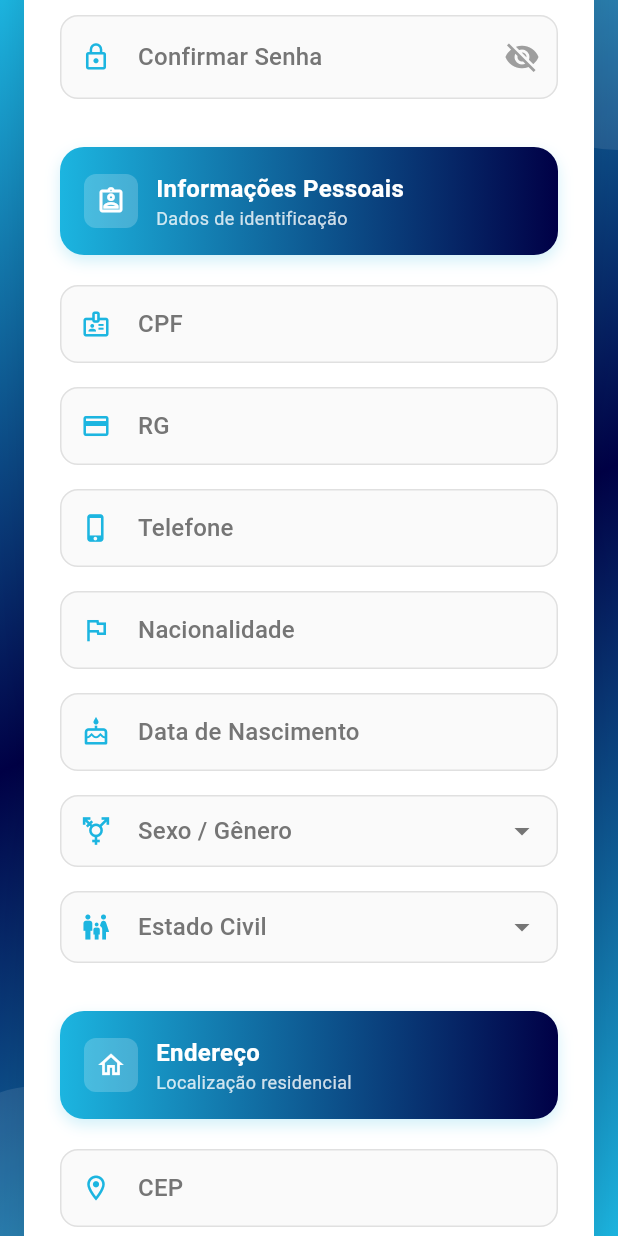
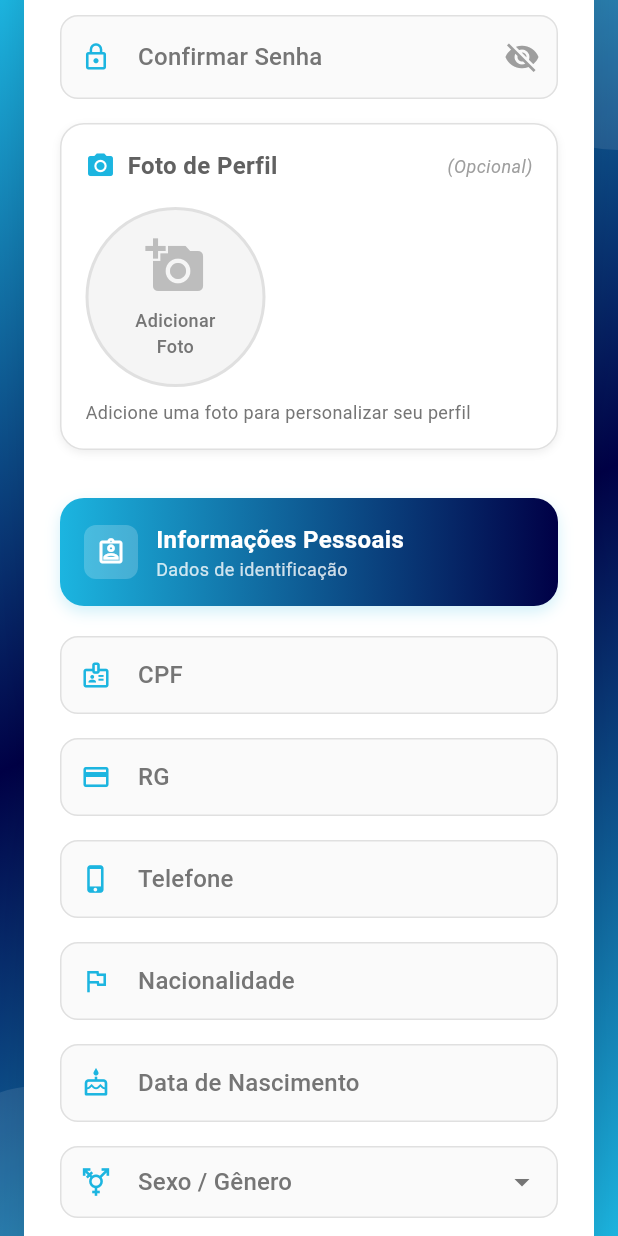
Before and after one commit to Gabrielagomesf/PulseFlow-APP, a Flutter app: the ProfessionalRegistrationScreen screen opened by its route, scrolled down 576 dp, on a phone screen of 412 x 824 dp. Run offline on Flutter 3.47's test engine with Material 3 defaults, Android fonts, the phone set to English and light mode, and no system bars; our stand-ins replace animated_text_kit, flutter_dotenv, flutter_secure_storage, form_field_validator, get, image_picker and 2 more; missing offline and left inert: mailer, mongo_dart; accounts and stored records are empty.

Commit message:
ajustes gerais

```diff
--- a/lib/models/patient.dart
+++ b/lib/models/patient.dart
@@ -14,6 +14,7 @@ class Patient {
   final String address;
   final bool acceptedTerms; // aceitou os termos de uso, política de privacidade e uso de dados
   final bool isAdmin; // indica se o usuário é administrador
+  final String? profilePhoto; // URL ou base64 da foto de perfil
   final String? twoFactorCode; // Código 2FA
   final DateTime? twoFactorExpires; // Expiração do código 2FA
   final String? passwordResetCode; // Código de redefinição de senha
@@ -37,6 +38,7 @@ class Patient {
     required this.nationality,
     required this.address,
     required this.acceptedTerms,
+    this.profilePhoto, // Campo opcional para foto de perfil
     this.isAdmin = false, // por padrão, usuários não são admin
     this.twoFactorCode,
     this.twoFactorExpires,
@@ -64,6 +66,7 @@ class Patient {
       'nationality': nationality,
       'address': address,
       'acceptedTerms': acceptedTerms,
+      'profilePhoto': profilePhoto, // Incluir foto de perfil no JSON
       'isAdmin': isAdmin,
       'twoFactorCode': twoFactorCode,
       'twoFactorExpires': twoFactorExpires?.toIso8601String(),
@@ -91,6 +94,7 @@ class Patient {
       nationality: json['nationality'],
       address: json['address'],
       acceptedTerms: json['acceptedTerms'] ?? false,
+      profilePhoto: json['profilePhoto'], // Ler foto de perfil do JSON
       isAdmin: json['isAdmin'] ?? false,
       twoFactorCode: json['twoFactorCode'],
       twoFactorExpires: json['twoFactorExpires'] != null ? DateTime.parse(json['twoFactorExpires']) : null,
--- a/lib/screens/login/choose_2fa_method_screen.dart
+++ b/lib/screens/login/choose_2fa_method_screen.dart
@@ -230,7 +230,7 @@ class _Choose2FAMethodScreenState extends State<Choose2FAMethodScreen>
                           // Opção SMS
                           _buildMethodOption(
                             icon: Icons.sms_rounded,
-                            title: 'SMS (Gratuito)',
+                            title: 'SMS',
                             subtitle: 'Receba no seu telefone via SMS',
                             method: 'sms',
                             color: Colors.green,
--- a/lib/screens/registration/registration_screen.dart
+++ b/lib/screens/registration/registration_screen.dart
@@ -217,6 +217,10 @@ class _ProfessionalRegistrationScreenState extends State<ProfessionalRegistratio
                                   label: 'Confirmar Senha',
                                   validator: controller.validateConfirmPassword,
                                 ),
+                                const SizedBox(height: 16),
+
+                                // Campo de foto de perfil
+                                _buildProfilePhotoField(context, controller),
                                 const SizedBox(height: 32),
 
                                 // Personal section
@@ -781,6 +785,168 @@ class _ProfessionalRegistrationScreenState extends State<ProfessionalRegistratio
     );
   }
 
+  Widget _buildProfilePhotoField(BuildContext context, RegistrationController controller) {
+    return Container(
+      padding: const EdgeInsets.all(16),
+      decoration: BoxDecoration(
+        color: Colors.white,
+        borderRadius: BorderRadius.circular(16),
+        border: Border.all(color: Colors.grey[300]!),
+        boxShadow: [
+          BoxShadow(
+            color: Colors.grey[200]!,
+            blurRadius: 4,
+            offset: const Offset(0, 2),
+          ),
+        ],
+      ),
+      child: Column(
+        crossAxisAlignment: CrossAxisAlignment.start,
+        children: [
+          Row(
+            children: [
+              Icon(Icons.photo_camera, color: const Color(0xFF1CB5E0), size: 20),
+              const SizedBox(width: 8),
+              Text(
+                'Foto de Perfil',
+                style: TextStyle(
+                  color: Colors.grey[700],
+                  fontWeight: FontWeight.w600,
+                  fontSize: 16,
+                ),
+              ),
+              const Spacer(),
+              Text(
+                '(Opcional)',
+                style: TextStyle(
+                  color: Colors.grey[500],
+                  fontSize: 12,
+                  fontStyle: FontStyle.italic,
+                ),
+              ),
+            ],
+          ),
+          const SizedBox(height: 16),
+
+          Obx(() => controller.profilePhoto.value != null
+            ? _buildPhotoPreview(context, controller)
+            : _buildPhotoPlaceholder(context, controller)
+          ),
+
+          const SizedBox(height: 8),
+          Text(
+            'Adicione uma foto para personalizar seu perfil',
+            style: TextStyle(
+              color: Colors.grey[600],
+              fontSize: 12,
+            ),
+          ),
+        ],
+      ),
+    );
+  }
+
+  Widget _buildPhotoPreview(BuildContext context, RegistrationController controller) {
+    return Column(
+      children: [
+        Container(
+          width: 120,
+          height: 120,
+          decoration: BoxDecoration(
+            borderRadius: BorderRadius.circular(60),
+            border: Border.all(color: const Color(0xFF1CB5E0), width: 3),
+            boxShadow: [
+              BoxShadow(
+                color: const Color(0xFF1CB5E0).withOpacity(0.3),
+                blurRadius: 8,
+                offset: const Offset(0, 4),
+              ),
+            ],
+          ),
+          child: ClipRRect(
+            borderRadius: BorderRadius.circular(60),
+            child: Image.file(
+              controller.profilePhoto.value!,
+              fit: BoxFit.cover,
+            ),
+          ),
+        ),
+        const SizedBox(height: 16),
+        Row(
+          mainAxisAlignment: MainAxisAlignment.center,
+          children: [
+            ElevatedButton.icon(
+              onPressed: () => controller.showImageSourceDialog(context),
+              icon: const Icon(Icons.edit, size: 18),
+              label: const Text('Alterar'),
+              style: ElevatedButton.styleFrom(
+                backgroundColor: const Color(0xFF1CB5E0),
+                foregroundColor: Colors.white,
+                shape: RoundedRectangleBorder(
+                  borderRadius: BorderRadius.circular(8),
+                ),
+                padding: const EdgeInsets.symmetric(horizontal: 16, vertical: 8),
+              ),
+            ),
+            const SizedBox(width: 12),
+            ElevatedButton.icon(
+              onPressed: controller.removeProfilePhoto,
+              icon: const Icon(Icons.delete, size: 18),
+              label: const Text('Remover'),
+              style: ElevatedButton.styleFrom(
+                backgroundColor: Colors.red[400],
+                foregroundColor: Colors.white,
+                shape: RoundedRectangleBorder(
+                  borderRadius: BorderRadius.circular(8),
+                ),
+                padding: const EdgeInsets.symmetric(horizontal: 16, vertical: 8),
+              ),
+            ),
+          ],
+        ),
+      ],
+    );
+  }
+
+  Widget _buildPhotoPlaceholder(BuildContext context, RegistrationController controller) {
+    return GestureDetector(
+      onTap: () => controller.showImageSourceDialog(context),
+      child: Container(
+        width: 120,
+        height: 120,
+        decoration: BoxDecoration(
+          color: Colors.grey[100],
+          borderRadius: BorderRadius.circular(60),
+          border: Border.all(
+            color: Colors.grey[300]!,
+            style: BorderStyle.solid,
+            width: 2,
+          ),
+        ),
+        child: Column(
+          mainAxisAlignment: MainAxisAlignment.center,
+          children: [
+            Icon(
+              Icons.add_a_photo,
+              size: 40,
+              color: Colors.grey[400],
+            ),
+            const SizedBox(height: 8),
+            Text(
+              'Adicionar\nFoto',
+              textAlign: TextAlign.center,
+              style: TextStyle(
+                color: Colors.grey[600],
+                fontSize: 12,
+                fontWeight: FontWeight.w500,
+              ),
+            ),
+          ],
+        ),
+      ),
+    );
+  }
+
   Future<void> _buscarEnderecoPorCep(String cep) async {
     final cleanedCep = cep.replaceAll(RegExp(r'[^0-9]'), '');
     if (cleanedCep.length != 8) return;
--- a/lib/services/auth_service.dart
+++ b/lib/services/auth_service.dart
@@ -208,7 +208,7 @@ class AuthService extends GetxController {
     }
   }
 
-  // Login com 2FA (bypass para usuários admin)
+  // Login com 2FA
   // Retorna o ID do paciente:
   // - Para usuários admin: retorna o ID diretamente (bypass 2FA)
   // - Para usuários normais: retorna o ID após gerar e enviar código 2FA
@@ -216,7 +216,7 @@ class AuthService extends GetxController {
     try {
       final patient = await _databaseService.getPatientByEmail(email);
       if (patient == null) {
-        throw 'Paciente não encontrado';
+        throw 'Paciente não encontrado. Verifique se digitou corretamente o e-mail, incluindo maiúsculas e minúsculas.';
       }
 
       // Verifica se o usuário precisa redefinir a senha após migração
@@ -229,7 +229,7 @@ class AuthService extends GetxController {
         patient.password,
       );
       if (!isValidPassword) {
-        throw 'Senha incorreta';
+        throw 'Senha incorreta. Verifique se digitou corretamente, incluindo maiúsculas e minúsculas.';
       }
 
       // Se o usuário for admin, retorna o ID diretamente sem 2FA
@@ -361,12 +361,12 @@ class AuthService extends GetxController {
       final patient = await _databaseService.getPatientByEmail(email);
 
       if (patient == null) {
-        throw 'Paciente não encontrado';
+        throw 'Paciente não encontrado. Verifique se digitou corretamente o e-mail, incluindo maiúsculas e minúsculas.';
       }
 
       // Verifica se o usuário precisa redefinir a senha após migração
       if (patient.passwordResetRequired) {
-        throw 'Sua senha foi atualizada. Por favor, use a funcionalidade "Esqueci minha senha" para redefinir.';
+        throw 'Sua senha foi atualizada pela equipe de suporte. Por favor, use a funcionalidade "Esqueci minha senha" para redefinir.';
       }
 
       // Verifica a senha usando o serviço de criptografia
@@ -376,7 +376,7 @@ class AuthService extends GetxController {
       );
 
       if (!isValidPassword) {
-        throw 'Senha incorreta';
+        throw 'Senha incorreta. Verifique se digitou corretamente, incluindo maiúsculas e minúsculas.';
       }
 
       // Gera o token JWT
@@ -423,6 +423,7 @@ class AuthService extends GetxController {
         nationality: patient.nationality,
         address: patient.address,
         acceptedTerms: patient.acceptedTerms,
+        profilePhoto: patient.profilePhoto, // Incluir foto de perfil
         isAdmin: false, // por padrão, usuários não são admin
         passwordResetRequired: false, // nova senha não precisa de redefinição
       );
@@ -475,6 +476,7 @@ class AuthService extends GetxController {
         nationality: patient.nationality,
         address: patient.address,
         acceptedTerms: patient.acceptedTerms,
+        profilePhoto: patient.profilePhoto, // Incluir foto de perfil
         isAdmin: true, // usuário admin
         passwordResetRequired: false, // nova senha não precisa de redefinição
       );
@@ -558,6 +560,7 @@ class AuthService extends GetxController {
         nationality: updatedPatient.nationality,
         address: updatedPatient.address,
         acceptedTerms: updatedPatient.acceptedTerms,
+        profilePhoto: updatedPatient.profilePhoto, // Incluir foto de perfil
         isAdmin: updatedPatient.isAdmin, // mantém o status de admin
         passwordResetRequired: false, // senha atualizada não precisa de redefinição
       );
@@ -601,7 +604,7 @@ class AuthService extends GetxController {
     try {
       final patient = await _databaseService.getPatientByEmail(email);
       if (patient == null) {
-        throw 'E-mail não encontrado';
+        throw 'E-mail não encontrado. Verifique se digitou corretamente, incluindo maiúsculas e minúsculas.';
       }
 
       // Gerar código de redefinição
@@ -623,7 +626,7 @@ class AuthService extends GetxController {
     try {
       final patient = await _databaseService.getPatientByEmail(email);
       if (patient == null) {
-        throw 'E-mail não encontrado';
+        throw 'E-mail não encontrado. Verifique se digitou corretamente, incluindo maiúsculas e minúsculas.';
       }
 
       // Validar código de redefinição
@@ -732,6 +735,7 @@ class AuthService extends GetxController {
         nationality: patient.nationality,
         address: patient.address,
         acceptedTerms: patient.acceptedTerms,
+        profilePhoto: patient.profilePhoto, // Incluir foto de perfil
         isAdmin: true, // torna o usuário admin
         twoFactorCode: patient.twoFactorCode,
         twoFactorExpires: patient.twoFactorExpires,
--- a/pubspec.yaml
+++ b/pubspec.yaml
@@ -27,6 +27,7 @@ dependencies:
     sdk: flutter
   mask_text_input_formatter: ^2.9.0
   animated_text_kit: ^4.2.3
+  image_picker: ^1.0.4
 
 dev_dependencies:
   flutter_test:
```
Also changed, not shown: lib/screens/registration/registration_controller.dart (+143 -0 lines), pubspec.lock, 5 other files.
